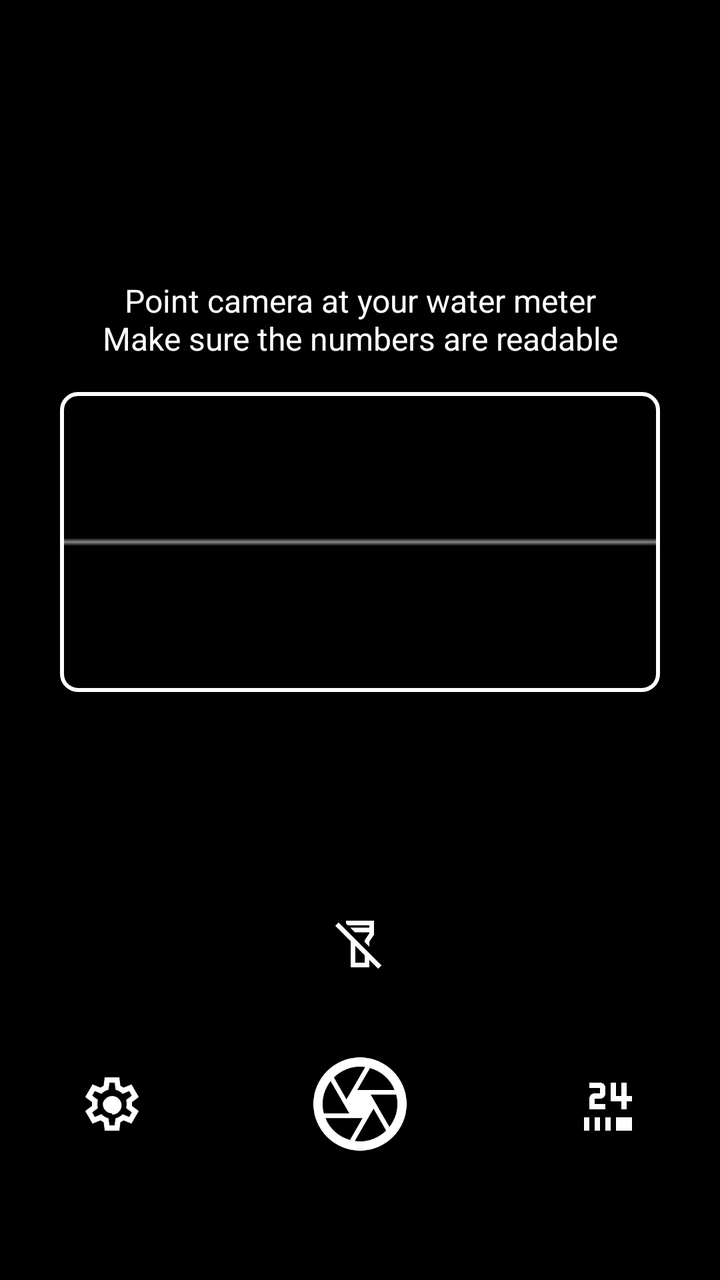
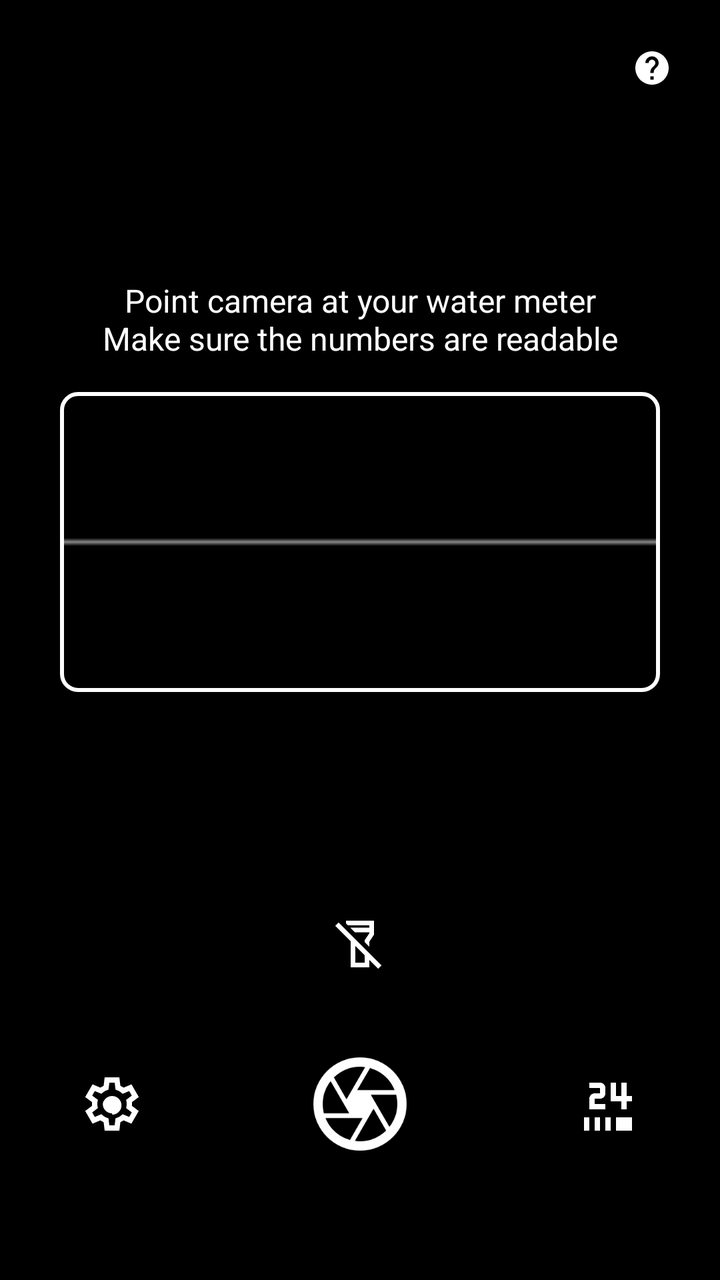

Two renders of the same Android screen: before a commit and after it. Below are the layout's source before the change and the commit's diff.
<!-- AndroidManifest.xml: application theme Theme.MeterSnap -->
<!-- res/layout/activity_main.xml -->
<?xml version="1.0" encoding="utf-8"?>
<androidx.constraintlayout.widget.ConstraintLayout xmlns:android="http://schemas.android.com/apk/res/android"
    xmlns:app="http://schemas.android.com/apk/res-auto"
    xmlns:tools="http://schemas.android.com/tools"
    android:id="@+id/main"
    android:layout_width="match_parent"
    android:layout_height="match_parent"
    android:background="#000000"
    tools:context=".MainActivity">

    <FrameLayout
        android:id="@+id/camera_container"
        android:layout_width="match_parent"
        android:layout_height="match_parent"
        android:background="@android:color/black" />

    <ImageButton
        android:id="@+id/btn_torch"
        android:layout_width="48dp"
        android:layout_height="48dp"
        android:layout_marginBottom="16dp"
        android:background="@android:color/transparent"
        android:contentDescription="Torch"
        android:padding="10dp"
        android:scaleType="fitCenter"
        android:src="@drawable/ic_flashlight_off"
        app:layout_constraintBottom_toTopOf="@+id/btn_snap"
        app:layout_constraintEnd_toEndOf="@+id/btn_snap"
        app:layout_constraintStart_toStartOf="@+id/btn_snap" />

    <ImageButton
        android:id="@+id/btn_settings"
        android:layout_width="64dp"
        android:layout_height="64dp"
        android:layout_marginBottom="56dp"
        android:layout_marginStart="24dp"
        android:background="@android:color/transparent"
        android:contentDescription="Settings"
        android:padding="16dp"
        android:scaleType="fitCenter"
        android:src="@drawable/ic_settings"
        app:layout_constraintBottom_toBottomOf="parent"
        app:layout_constraintStart_toStartOf="parent" />

    <View
        android:id="@+id/guide_box"
        android:layout_width="300dp"
        android:layout_height="150dp"
        android:background="@drawable/guide_box_border_enhanced"
        app:layout_constraintBottom_toBottomOf="parent"
        app:layout_constraintEnd_toEndOf="parent"
        app:layout_constraintStart_toStartOf="parent"
        app:layout_constraintTop_toTopOf="parent"
        app:layout_constraintVertical_bias="0.4" />

    <View
        android:id="@+id/scan_line"
        android:layout_width="300dp"
        android:layout_height="4dp"
        android:background="@drawable/scan_line"
        app:layout_constraintBottom_toBottomOf="@+id/guide_box"
        app:layout_constraintEnd_toEndOf="@+id/guide_box"
        app:layout_constraintStart_toStartOf="@+id/guide_box"
        app:layout_constraintTop_toTopOf="@+id/guide_box" />

    <TextView
        android:layout_width="wrap_content"
        android:layout_height="wrap_content"
        android:layout_marginBottom="16dp"
        android:text="Point camera at your water meter\nMake sure the numbers are readable"
        android:textColor="#FFFFFF"
        android:textSize="16sp"
        android:gravity="center"
        android:paddingStart="24dp"
        android:paddingEnd="24dp"
        app:layout_constraintBottom_toTopOf="@+id/guide_box"
        app:layout_constraintEnd_toEndOf="@+id/guide_box"
        app:layout_constraintStart_toStartOf="@+id/guide_box" />

    <ImageButton
        android:id="@+id/btn_snap"
        android:layout_width="80dp"
        android:layout_height="80dp"
        android:layout_marginBottom="48dp"
        android:background="@android:color/transparent"
        android:contentDescription="Capture"
        android:padding="12dp"
        android:scaleType="fitCenter"
        android:src="@drawable/ic_snap"
        app:layout_constraintBottom_toBottomOf="parent"
        app:layout_constraintEnd_toEndOf="parent"
        app:layout_constraintStart_toStartOf="parent" />

    <ImageButton
        android:id="@+id/btn_manual_input"
        android:layout_width="64dp"
        android:layout_height="64dp"
        android:layout_marginBottom="56dp"
        android:layout_marginEnd="24dp"
        android:background="@android:color/transparent"
        android:contentDescription="Manual Input"
        android:padding="16dp"
        android:scaleType="fitCenter"
        android:src="@drawable/ic_configuration"
        app:layout_constraintBottom_toBottomOf="parent"
        app:layout_constraintEnd_toEndOf="parent" />

</androidx.constraintlayout.widget.ConstraintLayout>
<!-- resources referenced by this layout -->
<resources>
  <!-- drawable guide_box_border_enhanced (drawable) -->
  <?xml version="1.0" encoding="utf-8"?>
  <shape xmlns:android="http://schemas.android.com/apk/res/android"
      android:shape="rectangle">
      <solid android:color="#00000000" />
      <stroke
          android:width="2dp"
          android:color="#FFFFFF" />
      <corners android:radius="8dp" />
  </shape>
  <!-- drawable ic_configuration (drawable) -->
  <vector xmlns:android="http://schemas.android.com/apk/res/android"
      android:width="24dp"
      android:height="24dp"
      android:viewportWidth="960"
      android:viewportHeight="960">
      <group
          android:pivotX="480"
          android:pivotY="480"
          android:rotation="180"
          android:scaleX="-1">
          <path
              android:fillColor="#FFFFFF"
              android:pathData="M120,80v200h80v-200h-80ZM280,80v200h80v-200h-80ZM440,80v200h80v-200h-80ZM600,80v200h240v-200H600ZM680,400v120H520v280h80v-200h80v200h80v-200h80v-80h-80v-120h-80ZM200,400v160q0,33 23.5,56.5T280,640h80v80H200v80h160q33,0 56.5,-23.5T440,720v-80q0,-33 -23.5,-56.5T360,560h-80v-80h160v-80H200Z"/>
      </group>
  </vector>
  <!-- drawable ic_flashlight_off (drawable) -->
  <vector xmlns:android="http://schemas.android.com/apk/res/android"
      android:width="24dp"
      android:height="24dp"
      android:viewportWidth="18"
      android:viewportHeight="18">
      <path
          android:fillColor="#FFFFFF"
          android:pathData="M12,9.8625L12,9.8625L10.5,8.3625L10.5,8.3625L10.5,7.8L10.5,7.8L12,5.55L12,5.55L12,5.25L12,5.25L7.3875,5.25L7.3875,5.25L5.8875,3.75L5.8875,3.75L12,3.75L12,3.75L12,3L12,3L5.1375,3L5.1375,3L4.5,2.3625L4.5,2.3625L4.5,1.5L4.5,1.5L13.5,1.5L13.5,1.5L13.5,6L13.5,6L12,8.25L12,8.25L12,9.8625ZM7.5,15L7.5,15L10.5,15L10.5,15L10.5,12.6L10.5,12.6L7.5,9.6L7.5,9.6L7.5,15ZM14.85,16.95L14.85,16.95L12,14.1L12,14.1L12,16.5L12,16.5L6,16.5L6,16.5L6,8.1L6,8.1L1.05,3.15L1.05,3.15L2.1,2.1L15.9,15.9L14.85,16.95Z"/>
  </vector>
  <!-- drawable scan_line (drawable) -->
  <?xml version="1.0" encoding="utf-8"?>
  <shape xmlns:android="http://schemas.android.com/apk/res/android"
      android:shape="rectangle">
      <gradient
          android:angle="90"
          android:centerColor="#88FFFFFF"
          android:endColor="#00FFFFFF"
          android:startColor="#00FFFFFF" />
      <size
          android:width="300dp"
          android:height="4dp" />
  </shape>
  <style name="Theme.MeterSnap" parent="Base.Theme.MeterSnap" />
  <style name="Base.Theme.MeterSnap" parent="Theme.Material3.DayNight.NoActionBar">
          
          
      </style>
  <!-- unchanged entries left out for length: 2 -->
</resources>

<!-- the commit's change to res/layout/activity_main.xml (unified diff, before → after) -->
@@ -13,6 +13,20 @@
         android:layout_width="match_parent"
         android:layout_height="match_parent"
         android:background="@android:color/black" />
+
+    <ImageButton
+        android:id="@+id/btn_help"
+        android:layout_width="36dp"
+        android:layout_height="36dp"
+        android:layout_marginEnd="16dp"
+        android:layout_marginTop="16dp"
+        android:background="@android:color/transparent"
+        android:contentDescription="Help"
+        android:padding="8dp"
+        android:scaleType="fitCenter"
+        android:src="@drawable/ic_help"
+        app:layout_constraintEnd_toEndOf="parent"
+        app:layout_constraintTop_toTopOf="parent" />
 
     <ImageButton
         android:id="@+id/btn_torch"
<!-- resource entries referenced after the edit -->
@@ -36,6 +36,16 @@
           android:fillColor="#FFFFFF"
           android:pathData="M12,9.8625L12,9.8625L10.5,8.3625L10.5,8.3625L10.5,7.8L10.5,7.8L12,5.55L12,5.55L12,5.25L12,5.25L7.3875,5.25L7.3875,5.25L5.8875,3.75L5.8875,3.75L12,3.75L12,3.75L12,3L12,3L5.1375,3L5.1375,3L4.5,2.3625L4.5,2.3625L4.5,1.5L4.5,1.5L13.5,1.5L13.5,1.5L13.5,6L13.5,6L12,8.25L12,8.25L12,9.8625ZM7.5,15L7.5,15L10.5,15L10.5,15L10.5,12.6L10.5,12.6L7.5,9.6L7.5,9.6L7.5,15ZM14.85,16.95L14.85,16.95L12,14.1L12,14.1L12,16.5L12,16.5L6,16.5L6,16.5L6,8.1L6,8.1L1.05,3.15L1.05,3.15L2.1,2.1L15.9,15.9L14.85,16.95Z"/>
   </vector>
+  <!-- drawable ic_help (drawable) -->
+  ﻿<vector xmlns:android="http://schemas.android.com/apk/res/android"
+      android:width="24dp"
+      android:height="24dp"
+      android:viewportWidth="24"
+      android:viewportHeight="24">
+      <path
+          android:fillColor="#FFFFFF"
+          android:pathData="M12,2C6.48,2 2,6.48 2,12s4.48,10 10,10 10,-4.48 10,-10S17.52,2 12,2zM13,19h-2v-2h2v2zM15.07,11.25l-0.9,0.92C13.45,12.9 13,13.5 13,15h-2v-0.5c0,-1.1 0.45,-2.1 1.17,-2.83l1.24,-1.26c0.37,-0.36 0.59,-0.86 0.59,-1.41 0,-1.1 -0.9,-2 -2,-2s-2,0.9 -2,2L8,9c0,-2.21 1.79,-4 4,-4s4,1.79 4,4c0,0.88 -0.36,1.68 -0.93,2.25z"/>
+  </vector>
   <!-- drawable scan_line (drawable) -->
   <?xml version="1.0" encoding="utf-8"?>
   <shape xmlns:android="http://schemas.android.com/apk/res/android"
